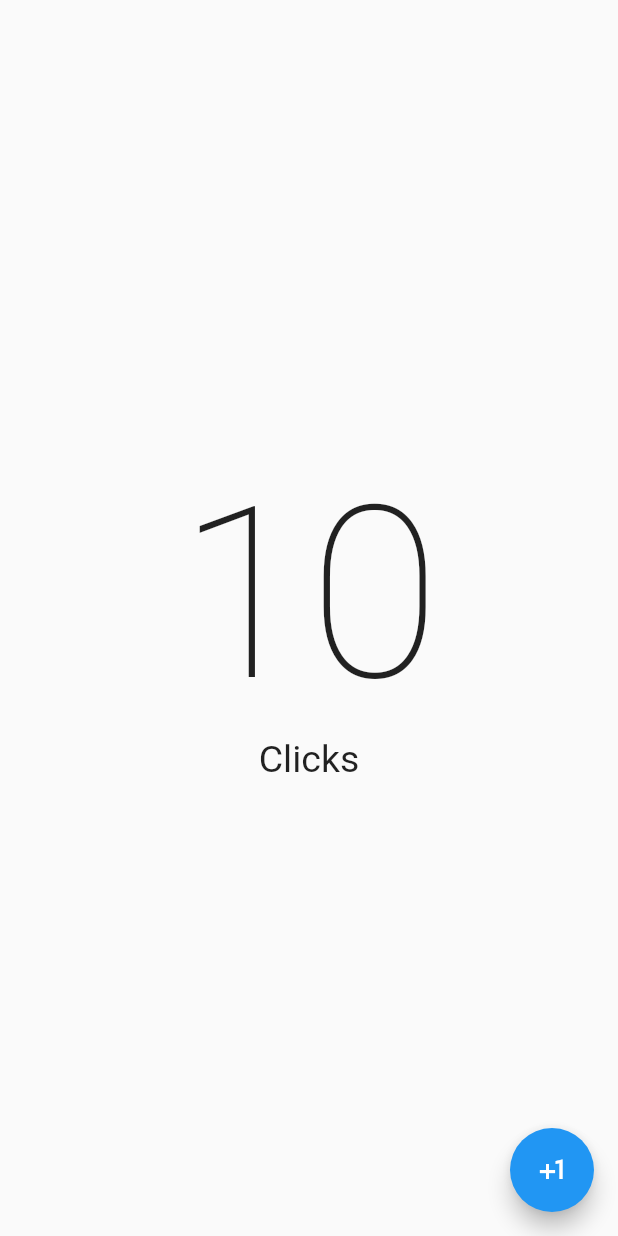
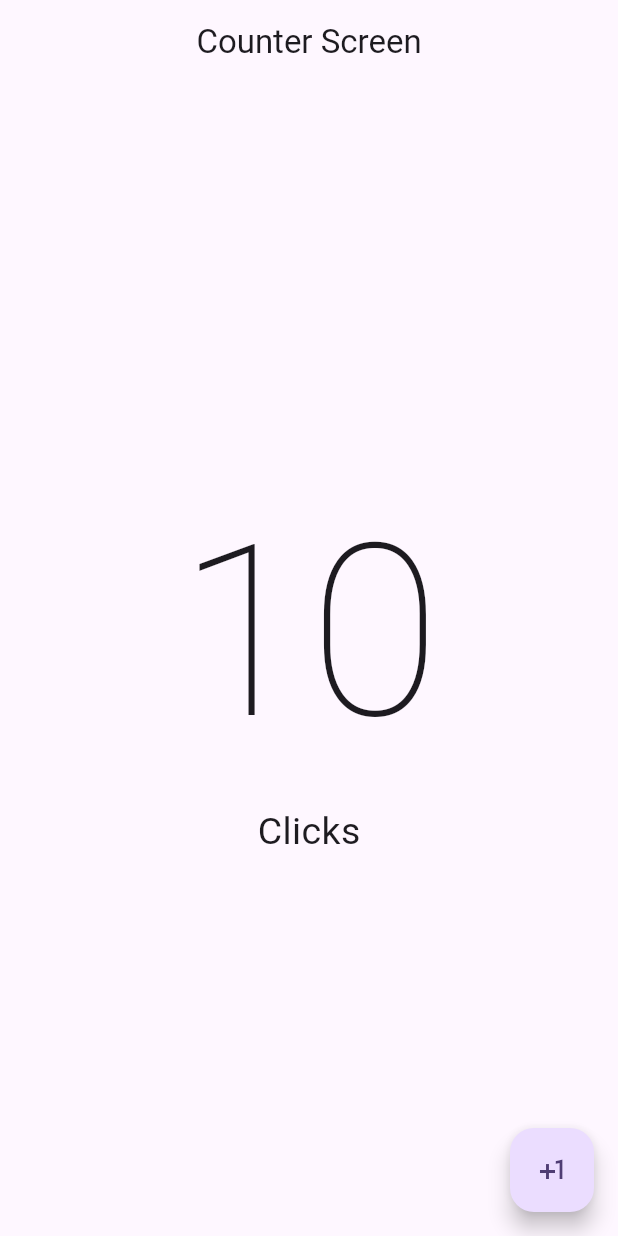
Before and after one commit to doggbmx/hello-app, a Flutter app: the screen it shows after launch, on a phone screen of 412 x 824 dp. Run offline on Flutter 3.47's test engine with Material 2 defaults, Android fonts, the phone set to English and light mode, and no system bars.

Commit message:
add theme & material3

```diff
--- a/lib/main.dart
+++ b/lib/main.dart
@@ -11,9 +11,13 @@ class MyApp extends StatelessWidget {
 
   @override
   Widget build(BuildContext context) {
-    return const MaterialApp(
+    return MaterialApp(
       debugShowCheckedModeBanner: false,
-      home: CounterScreen(),
+      theme: ThemeData(
+        useMaterial3: true,
+        colorSchemeSeed: Colors.deepPurple,
+      ),
+      home: const CounterScreen(),
     );
   }
 }
--- a/lib/presentation/screens/counter/counter_screen.dart
+++ b/lib/presentation/screens/counter/counter_screen.dart
@@ -6,6 +6,9 @@ class CounterScreen extends StatelessWidget {
   @override
   Widget build(BuildContext context) {
     return Scaffold(
+      appBar: AppBar(
+        title: const Center(child: Text('Counter Screen')),
+      ),
       body: const Center(
         child: Column(
           //cheeky
```
